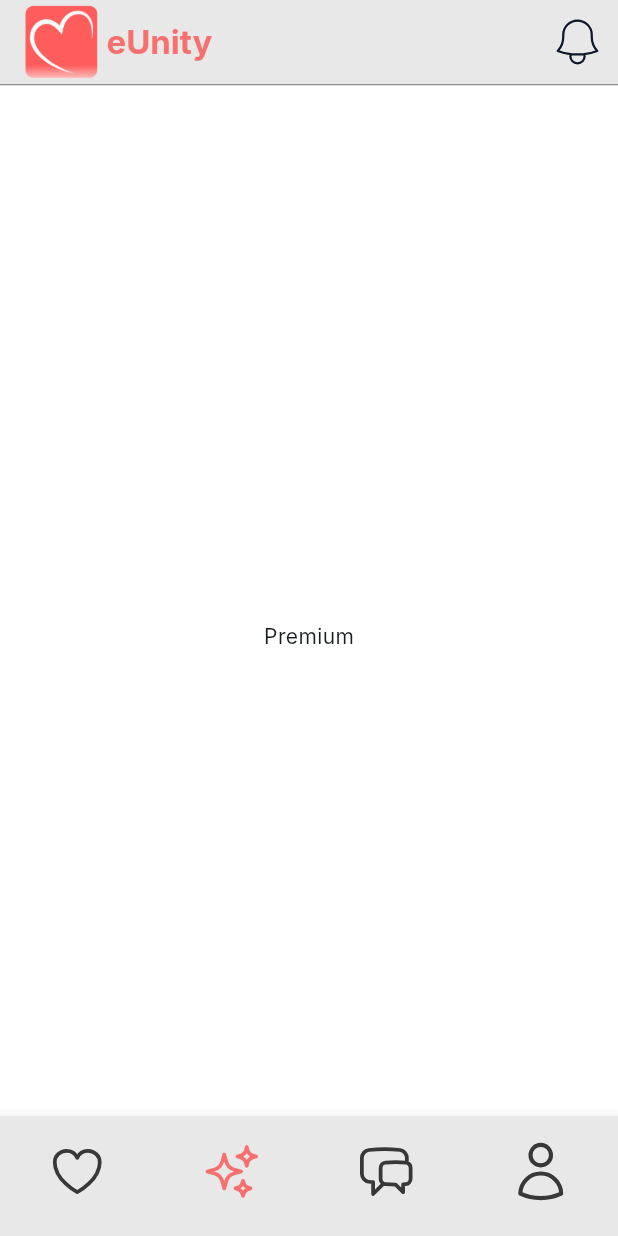
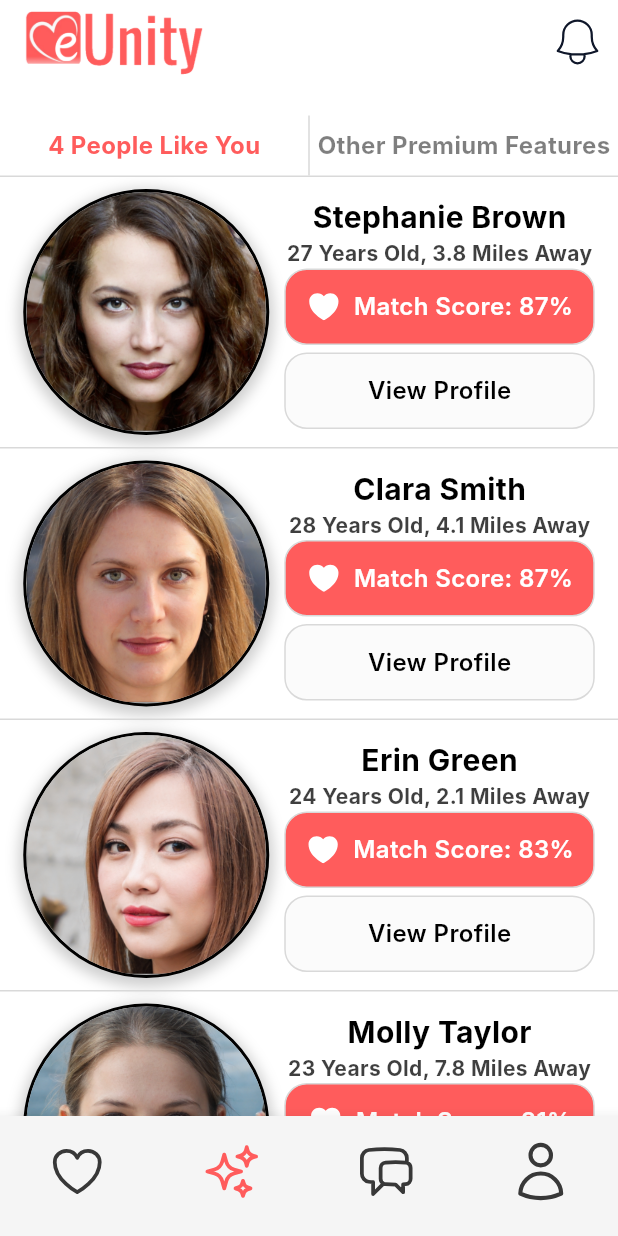
Before and after one commit to eUnity-Development/eUnity-app, a Flutter app: the screen it shows after launch, item 2 of the bottom bar chosen, on a phone screen of 412 x 824 dp. Run offline on Flutter 3.47's test engine with Material 3 defaults, Android fonts, the phone set to English and light mode, and no system bars; our stand-ins replace dio, flutter_svg; Roboto replaces fonts that are missing (Inter).

Commit message:
People who like you screen started implementation

```diff
--- /dev/null
+++ b/frontend/lib/classes/DesignVariables.dart
@@ -0,0 +1,7 @@
+import 'package:flutter/material.dart';
+
+class DesignVariables {
+  static Color primaryRed = Color.fromARGB(255, 255, 92, 92);
+  static Color greyLines = Color.fromARGB(255, 217, 217, 217);
+  static Color offWhite = Color.fromARGB(255, 251, 251, 251);
+}
--- a/frontend/lib/views/CoreTemplate.dart
+++ b/frontend/lib/views/CoreTemplate.dart
@@ -4,6 +4,8 @@ import 'package:frontend/views/Swiping.dart';
 import 'package:frontend/views/PremiumFeatures.dart';
 import 'package:frontend/views/Messages.dart';
 import 'package:frontend/views/Profile.dart';
+import 'package:frontend/widgets/HomeTopBar.dart';
+import 'package:frontend/classes/DesignVariables.dart';
 
 class CoreTemplate extends StatefulWidget {
   const CoreTemplate({super.key});
@@ -16,7 +18,7 @@ class _CoreTemplateState extends State<CoreTemplate> {
   int selectedIndex = 0;
   bool colorRed = true;
   Color unselectedColor = Color.fromARGB(255, 56, 56, 56);
-  Color selectedColor = Color.fromARGB(255, 247, 112, 112);
+  Color selectedColor = DesignVariables.primaryRed;
 
   final screens = [
     const Swiping(),
@@ -38,11 +40,6 @@ class _CoreTemplateState extends State<CoreTemplate> {
       body: SingleChildScrollView(
         child: Column(
           children: [
-            Container(
-              height: 1.0, // Set the desired height of the line
-              color: const Color(0x5f000000),
-              margin: const EdgeInsets.symmetric(vertical: 0),
-            ),
             SizedBox(
               height: 734,
               width: 412,
@@ -51,44 +48,11 @@ class _CoreTemplateState extends State<CoreTemplate> {
           ],
         ),
       ),
-      appBar: AppBar(
-        title: Row(children: [
-          SizedBox(
-            height: 50,
-            width: 50,
-            child: colorRed
-                ? Image.asset("assets/e-unity-logo.png")
-                : Image.asset("assets/alt-e-unity-logo.png"),
-          ),
-          SizedBox(
-            width: 5,
-          ),
-          Text(
-            "eUnity",
-            style: TextStyle(color: selectedColor, fontWeight: FontWeight.bold),
-          )
-        ]),
-        backgroundColor: Color.fromARGB(255, 232, 232, 232),
-        actions: [
-          SizedBox(
-            child: IconButton(
-              icon: SvgPicture.asset('assets/NavBarUI/icon-bell.svg'),
-              onPressed: () {
-                setState(() {
-                  colorRed
-                      ? selectedColor = Color.fromARGB(255, 2, 162, 236)
-                      : selectedColor = Color.fromARGB(255, 247, 112, 112);
-                  colorRed = !colorRed;
-                });
-              },
-            ),
-          )
-        ],
-      ),
+      appBar: HomeTopBar(selectedIndex: selectedIndex),
       bottomNavigationBar: SizedBox(
         height: 80,
         child: BottomNavigationBar(
-            backgroundColor: Color.fromARGB(255, 232, 232, 232),
+            backgroundColor: Color.fromARGB(255, 245, 245, 245),
             type: BottomNavigationBarType.fixed,
             showSelectedLabels: false,
             showUnselectedLabels: false,
--- /dev/null
+++ b/frontend/lib/views/OtherPremiumFeatures.dart
@@ -0,0 +1,15 @@
+import 'package:flutter/material.dart';
+
+class OtherPremiumFeatures extends StatefulWidget {
+  const OtherPremiumFeatures({super.key});
+
+  @override
+  State<OtherPremiumFeatures> createState() => _OtherPremiumFeaturesState();
+}
+
+class _OtherPremiumFeaturesState extends State<OtherPremiumFeatures> {
+  @override
+  Widget build(BuildContext context) {
+    return const Center(child: Text("Other Premium Features"));
+  }
+}
--- /dev/null
+++ b/frontend/lib/views/PeopleThatLikeYou.dart
@@ -0,0 +1,95 @@
+import 'package:flutter/material.dart';
+import 'package:frontend/widgets/PersonThatLikesYouTile.dart';
+
+class PeopleThatLikeYou extends StatefulWidget {
+  const PeopleThatLikeYou({super.key});
+
+  @override
+  State<PeopleThatLikeYou> createState() => _PeopleThatLikeYouState();
+}
+
+class _PeopleThatLikeYouState extends State<PeopleThatLikeYou> {
+  final List profileData = [];
+  final Map<String, String> stephanieBrown = {
+    'name': 'Stephanie Brown',
+    'age': '27',
+    'distance': '3.8',
+    'matchScore': '87',
+    'imageURL': 'assets/FakePeople/StephanieBrown.png'
+  };
+  final Map<String, String> claraSmith = {
+    'name': 'Clara Smith',
+    'age': '28',
+    'distance': '4.1',
+    'matchScore': '87',
+    'imageURL': 'assets/FakePeople/ClaraSmith.png'
+  };
+  final Map<String, String> erinGreen = {
+    'name': 'Erin Green',
+    'age': '24',
+    'distance': '2.1',
+    'matchScore': '83',
+    'imageURL': 'assets/FakePeople/ErinGreen.png'
+  };
+  final Map<String, String> mollyTaylor = {
+    'name': 'Molly Taylor',
+    'age': '23',
+    'distance': '7.8',
+    'matchScore': '81',
+    'imageURL': 'assets/FakePeople/MollyTaylor.png'
+  };
+
+  @override
+  void dispose() {
+    super.dispose();
+  }
+
+  Future<void> loadUpdate() async {
+    profileData.add(stephanieBrown);
+    profileData.add(claraSmith);
+    profileData.add(erinGreen);
+    profileData.add(mollyTaylor);
+  }
+
+  void firstLoad() {
+    loadUpdate();
+  }
+
+  Widget _buildList() {
+    return RefreshIndicator(
+      onRefresh: () => loadUpdate(),
+      child: ListView.builder(
+        itemBuilder: (BuildContext context, int index) {
+          if (profileData.isEmpty && index == 0) {
+            return const Center(
+              child: CircularProgressIndicator(),
+            );
+          }
+
+          if (index >= profileData.length - 5) {
+            if (index >= profileData.length) {
+              return null;
+            }
+            return PersonThatLikesYouTile(
+              userData: profileData[index],
+            );
+          }
+          return PersonThatLikesYouTile(
+            userData: profileData[index],
+          );
+        },
+      ),
+    );
+  }
+
+  @override
+  Widget build(BuildContext context) {
+    firstLoad();
+    return Scaffold(
+        body: profileData.isNotEmpty
+            ? _buildList()
+            : Center(
+                child: Text("No Profiles Here!"),
+              ));
+  }
+}
--- a/frontend/lib/views/PremiumFeatures.dart
+++ b/frontend/lib/views/PremiumFeatures.dart
@@ -1,4 +1,7 @@
 import 'package:flutter/material.dart';
+import 'package:frontend/classes/DesignVariables.dart';
+import 'package:frontend/views/OtherPremiumFeatures.dart';
+import 'package:frontend/views/PeopleThatLikeYou.dart';
 
 class PremiumFeatures extends StatefulWidget {
   const PremiumFeatures({super.key});
@@ -8,11 +11,83 @@ class PremiumFeatures extends StatefulWidget {
 }
 
 class _CreatePostState extends State<PremiumFeatures> {
+  int selectedIndex = 0;
+
+  final screens = [
+    const PeopleThatLikeYou(),
+    const OtherPremiumFeatures(),
+  ];
+
+  void changeScreen(int index) async {
+    setState(() {
+      selectedIndex = index;
+    });
+  }
+
   @override
   Widget build(BuildContext context) {
+    Color unselectedColor = Color.fromARGB(128, 0, 0, 0);
     return Scaffold(
       backgroundColor: Color.fromARGB(255, 255, 255, 255),
-      body: Center(child: Text("Premium")),
+      body: Column(
+        children: [
+          SizedBox(
+            height: 21,
+          ),
+          Row(
+            crossAxisAlignment: CrossAxisAlignment.center,
+            children: [
+              Expanded(
+                child: Container(
+                  alignment: Alignment.center,
+                  child: GestureDetector(
+                    child: Text(
+                      "4 People Like You",
+                      style: TextStyle(
+                          color: (selectedIndex == 0)
+                              ? DesignVariables.primaryRed
+                              : unselectedColor,
+                          fontSize: 16,
+                          fontWeight: FontWeight.bold),
+                    ),
+                    onTap: () {
+                      setState(() {
+                        changeScreen(0);
+                      });
+                    },
+                  ),
+                ),
+              ),
+              Container(height: 40, width: 1, color: DesignVariables.greyLines),
+              Expanded(
+                child: Container(
+                  alignment: Alignment.center,
+                  child: GestureDetector(
+                    child: Text(
+                      "Other Premium Features",
+                      style: TextStyle(
+                          color: (selectedIndex == 1)
+                              ? DesignVariables.primaryRed
+                              : unselectedColor,
+                          fontSize: 16,
+                          fontWeight: FontWeight.bold),
+                    ),
+                    onTap: () {
+                      setState(() {
+                        changeScreen(1);
+                      });
+                    },
+                  ),
+                ),
+              )
+            ],
+          ),
+          Container(height: 1, color: DesignVariables.greyLines),
+          Expanded(
+            child: screens[selectedIndex],
+          )
+        ],
+      ),
     );
   }
 }
--- /dev/null
+++ b/frontend/lib/widgets/HomeTopBar.dart
@@ -0,0 +1,58 @@
+import 'package:flutter/material.dart';
+import 'package:flutter_svg/flutter_svg.dart';
+
+class HomeTopBar extends StatefulWidget implements PreferredSizeWidget {
+  final int selectedIndex;
+  const HomeTopBar({super.key, required this.selectedIndex});
+
+  @override
+  State<HomeTopBar> createState() => _HomeTopBarState();
+
+  @override
+  Size get preferredSize => const Size.fromHeight(kToolbarHeight);
+}
+
+class _HomeTopBarState extends State<HomeTopBar> {
+  @override
+  Widget build(BuildContext context) {
+    return AppBar(
+      title: Row(children: [
+        SizedBox(
+          width: 120,
+          child: Image.asset("assets/e-unity-logo-and-name.png"),
+        ),
+        SizedBox(
+          width: 5,
+        ),
+      ]),
+      backgroundColor: Color.fromARGB(255, 255, 255, 255),
+      actions: [
+        Row(
+          children: [
+            (widget.selectedIndex == 0)
+                ? IconButton(
+                    icon: SvgPicture.asset(
+                      'assets/NavBarUI/icon-adjustments.svg',
+                      width: 35,
+                    ),
+                    onPressed: () {
+                      setState(() {
+                        print('Clicked');
+                      });
+                    },
+                  )
+                : const SizedBox(),
+            IconButton(
+              icon: SvgPicture.asset('assets/NavBarUI/icon-bell.svg'),
+              onPressed: () {
+                setState(() {
+                  print("Clicked.");
+                });
+              },
+            ),
+          ],
+        )
+      ],
+    );
+  }
+}
--- /dev/null
+++ b/frontend/lib/widgets/PersonThatLikesYouTile.dart
@@ -0,0 +1,112 @@
+import 'package:flutter/material.dart';
+import 'package:flutter_svg/flutter_svg.dart';
+import 'package:frontend/classes/DesignVariables.dart';
+
+class PersonThatLikesYouTile extends StatelessWidget {
+  final Map<String, String> userData;
+  const PersonThatLikesYouTile({super.key, required this.userData});
+
+  @override
+  Widget build(BuildContext context) {
+    return Container(
+      child: Column(children: [
+        Container(
+          padding: EdgeInsets.symmetric(vertical: 8),
+          child: Row(
+              mainAxisAlignment: MainAxisAlignment.center,
+              crossAxisAlignment: CrossAxisAlignment.center,
+              children: [
+                Container(
+                  decoration: BoxDecoration(
+                      shape: BoxShape.circle,
+                      border: Border.all(color: Colors.black, width: 2),
+                      boxShadow: [
+                        BoxShadow(
+                          color: Colors.grey.withOpacity(0.5),
+                          spreadRadius: 3,
+                          blurRadius: 7,
+                          offset: Offset(0, 3),
+                        ),
+                      ]),
+                  child: CircleAvatar(
+                    backgroundColor: Colors.transparent,
+                    backgroundImage: AssetImage(userData['imageURL']!),
+                    radius: 80,
+                  ),
+                ),
+                SizedBox(
+                  width: 10,
+                ),
+                Column(
+                  mainAxisAlignment: MainAxisAlignment.center,
+                  children: [
+                    Text(
+                      userData['name']!,
+                      style: TextStyle(
+                          fontWeight: FontWeight.bold,
+                          color: Colors.black,
+                          fontSize: 20),
+                    ),
+                    Text(
+                      "${userData['age']} Years Old, ${userData['distance']} Miles Away",
+                      style: TextStyle(
+                          fontSize: 14,
+                          fontWeight: FontWeight.bold,
+                          color: Color.fromARGB(192, 0, 0, 0)),
+                    ),
+                    Container(
+                      decoration: BoxDecoration(
+                          borderRadius: BorderRadius.circular(15),
+                          border: Border.all(
+                              width: 1, color: DesignVariables.greyLines),
+                          color: DesignVariables.primaryRed),
+                      height: 51,
+                      width: 207,
+                      child: Row(
+                          mainAxisAlignment: MainAxisAlignment.center,
+                          children: [
+                            SvgPicture.asset(
+                              "assets/NavBarUI/icon-filled-heart.svg",
+                              color: Colors.white,
+                            ),
+                            SizedBox(
+                              width: 8,
+                            ),
+                            Text(
+                              "Match Score: ${userData['matchScore']}%",
+                              style: TextStyle(
+                                  color: Colors.white,
+                                  fontSize: 16,
+                                  fontWeight: FontWeight.w600),
+                            )
+                          ]),
+                    ),
+                    SizedBox(
+                      height: 5,
+                    ),
+                    Container(
+                        decoration: BoxDecoration(
+                            borderRadius: BorderRadius.circular(15),
+                            border: Border.all(
+                                width: 1, color: DesignVariables.greyLines),
+                            color: DesignVariables.offWhite),
+                        height: 51,
+                        width: 207,
+                        child: Center(
+                          child: Text(
+                            "View Profile",
+                            style: TextStyle(
+                                color: Colors.black,
+                                fontSize: 16,
+                                fontWeight: FontWeight.w600),
+                          ),
+                        ))
+                  ],
+                )
+              ]),
+        ),
+        Container(height: 1, color: DesignVariables.greyLines)
+      ]),
+    );
+  }
+}
--- a/frontend/pubspec.yaml
+++ b/frontend/pubspec.yaml
@@ -64,6 +64,7 @@ flutter:
   assets:
     - assets/
     - assets/NavBarUI/
+    - assets/FakePeople/
 
   # An image asset can refer to one or more resolution-specific "variants", see
   # https://flutter.dev/assets-and-images/#resolution-aware
```
Also changed, not shown: frontend/assets/FakePeople/ClaraSmith.png (added), frontend/assets/FakePeople/ErinGreen.png (added), frontend/assets/FakePeople/MollyTaylor.png (added), frontend/assets/FakePeople/StephanieBrown.png (added), frontend/assets/NavBarUI/icon-adjustments.svg (added), frontend/assets/NavBarUI/icon-filled-heart.svg (added), frontend/assets/e-unity-logo-and-name.png (added).
